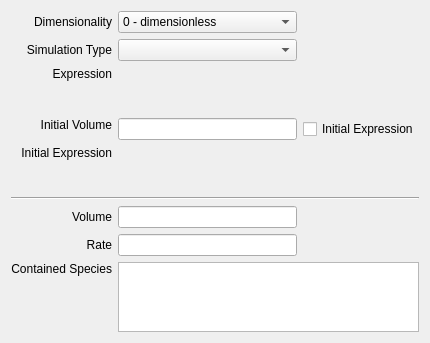
First picture: the form in copasi/UI/CQCompartment.ui, repository copasi/COPASI, before the edit.
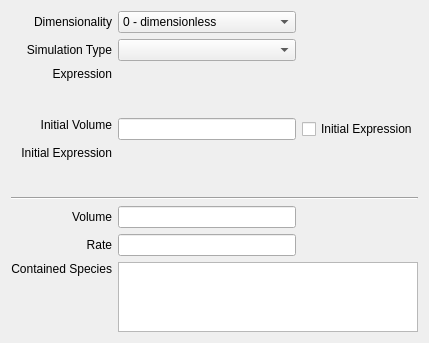
Second picture: the form after the edit. Custom widgets are drawn as their Qt base class.

The edit to the form file:
```diff
--- a/copasi/UI/CQCompartment.ui
+++ b/copasi/UI/CQCompartment.ui
@@ -21,7 +21,7 @@
    <rect>
     <x>0</x>
     <y>0</y>
-    <width>430</width>
+    <width>416</width>
     <height>330</height>
    </rect>
   </property>
```
Left out of the diff: 20 changed lines with no effect on the pictures.
